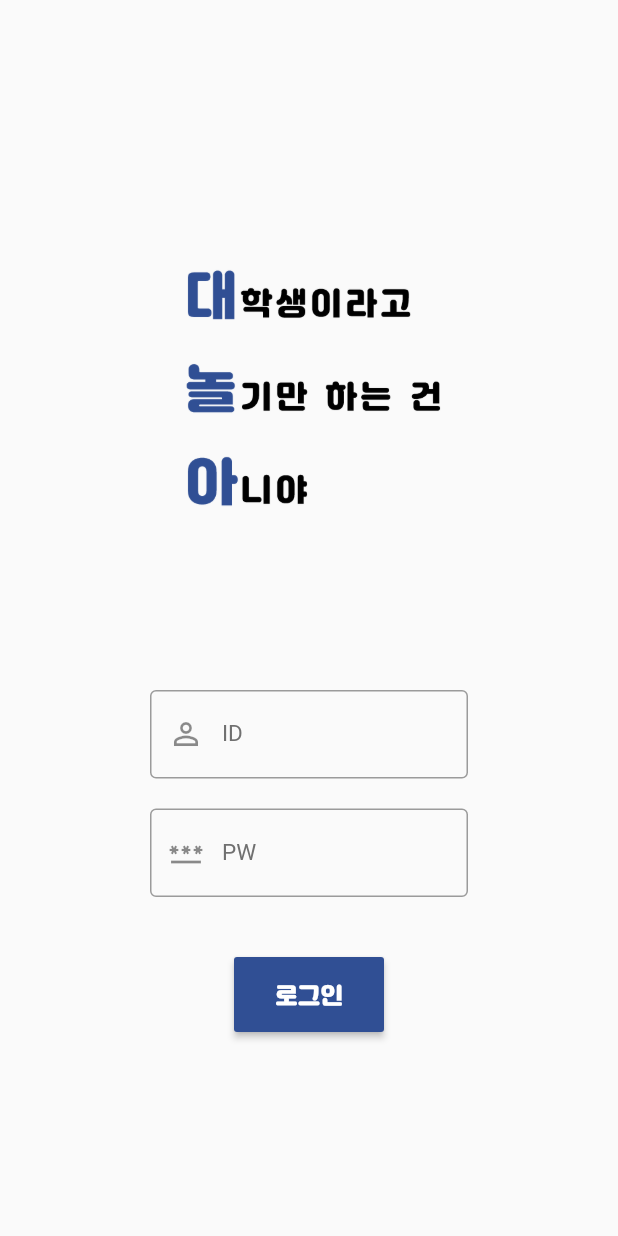
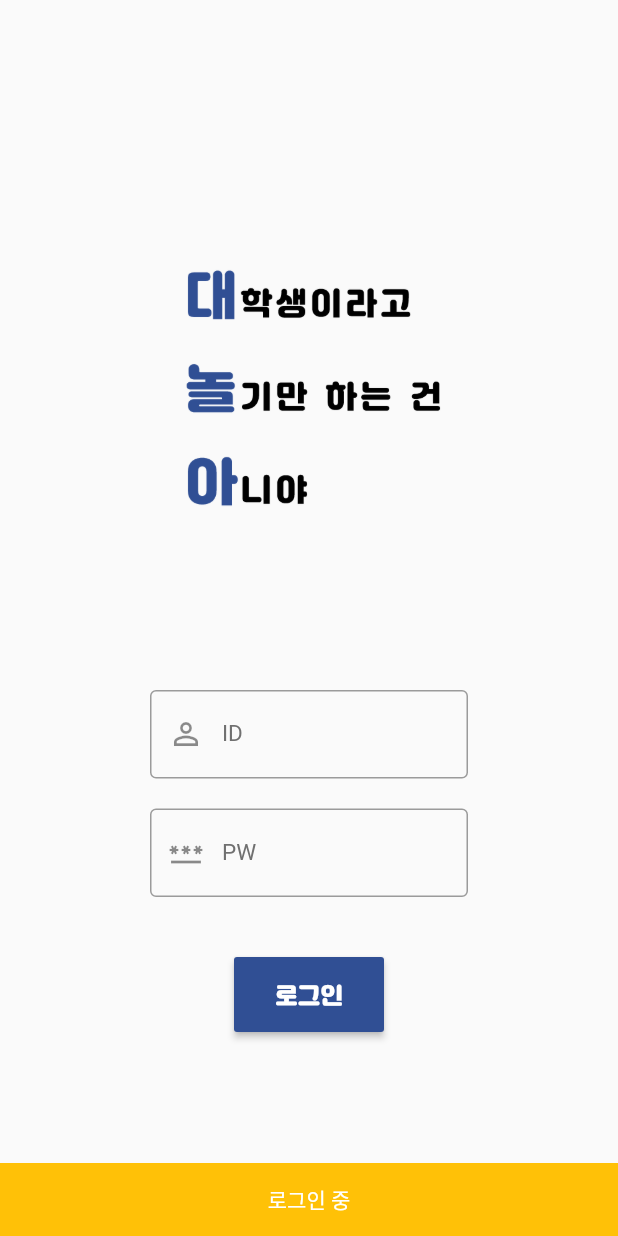
Before and after one commit to Goorm-IT/Daenora, a Flutter app: the screen it shows after launch, after a tap on "로그인", on a phone screen of 412 x 824 dp. Run offline on Flutter 3.47's test engine with Material 2 defaults, Android fonts, the phone set to English and light mode, and no system bars; our stand-ins replace page_transition, progress_dialog; network calls fail.

Commit message:
로그인 시 바로 강의 로드와 디자인 합침

```diff
--- a/danora_app/lib/main.dart
+++ b/danora_app/lib/main.dart
@@ -1,5 +1,6 @@
 import 'dart:convert';
 
+import 'lecture.dart';
 import 'screenA.dart';
 import 'package:flutter/material.dart';
 import 'package:flutter/services.dart';
@@ -118,13 +119,13 @@ class _LogInState extends State<LogIn> {
                                           onPressed: () async
                                           {
                                             //show();
-                                            var res = await server.postReq(id.text, pw.text);
-                                            print(int.parse(res) == 200);
-                                            if(res == '200'){
+                                            loadingSnackBar(context);
+                                            var classes = await server.postReq(id.text, pw.text);
+                                            if(classes.length > 0){
                                               correctSnackBar(context);
                                               await Future.delayed(const Duration(seconds: 1)).then((value) => Navigator.push(context, PageTransition(
                                                   type: PageTransitionType.leftToRightWithFade,
-                                                  child: HomeScreen()
+                                                  child: HomeScreen(classes)
                                               )));
                                               // Navigator.push(context, PageTransition(
                                               //   type: PageTransitionType.leftToRightWithFade,
@@ -172,11 +173,21 @@ void correctSnackBar(BuildContext context){
   );
 }
 
+void loadingSnackBar(BuildContext context){
+  Scaffold.of(context).showSnackBar(
+      SnackBar(content: Text('로그인 중',
+        textAlign: TextAlign.center,),
+        duration: Duration(seconds: 2),
+        backgroundColor: Colors.amber,
+      )
+  );
+}
+
 
 class Server {
-  Future<String> postReq(id, pw) async {
+  Future<List> postReq(id, pw) async {
     var url = Uri.parse(
-        'http://ec2-15-164-95-61.ap-northeast-2.compute.amazonaws.com:4000/login');
+        'http://ec2-15-164-95-61.ap-northeast-2.compute.amazonaws.com:4000/classes');
     var response = await http.post(
       url,
       headers: {
@@ -184,14 +195,15 @@ class Server {
       },
       body: jsonEncode({'id':id, 'pw':pw})
     );
-    // http.Response response = await http.post(url,
-    //   body: jsonEncode({
-    //     'id': id.toString(),
-    //     'pw': pw.toString()
-    //   })
-    // );
-    print(response.body);
-    return response.body;
+
+    List json = jsonDecode(response.body);
+    List classes = [];
+    for (int i=0; i<json.length;i++) {
+      var classroom = json[i];
+      classes.add(Lecture(
+          classroom["className"], classroom["profName"], classroom["classId"]));
+    }
+    return classes;
   }
 }
 
--- a/danora_app/lib/screenA.dart
+++ b/danora_app/lib/screenA.dart
@@ -9,13 +9,16 @@ import 'dart:convert';
 import 'lecture.dart';
 
 class HomeScreen extends StatefulWidget{
+  List classes;
+  HomeScreen(this.classes);
   @override
-  _HomeScreenState createState() => _HomeScreenState();
+  _HomeScreenState createState() => _HomeScreenState(this.classes);
 }
 
 class _HomeScreenState extends State<HomeScreen>{
 
-  List _data = [];
+  List _data;
+  _HomeScreenState(this._data);
 
   _fetchData(){
 
```
Also changed, not shown: danora_app/pubspec.lock.
